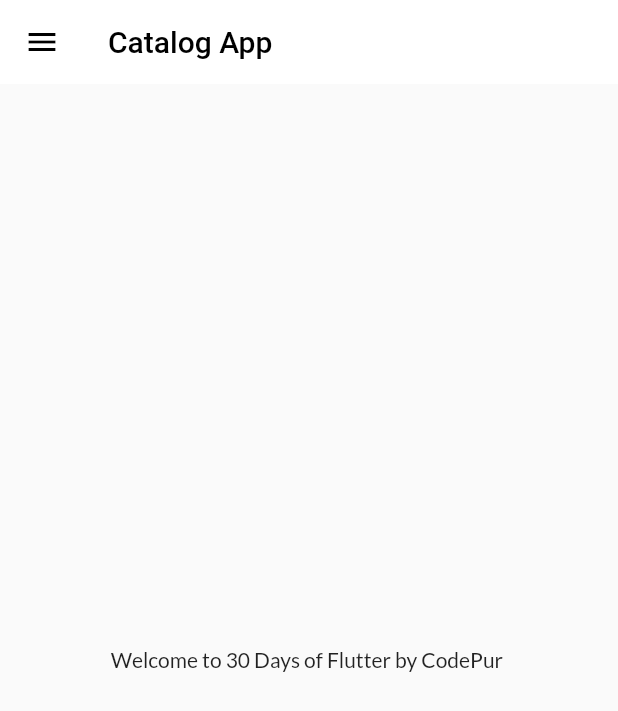
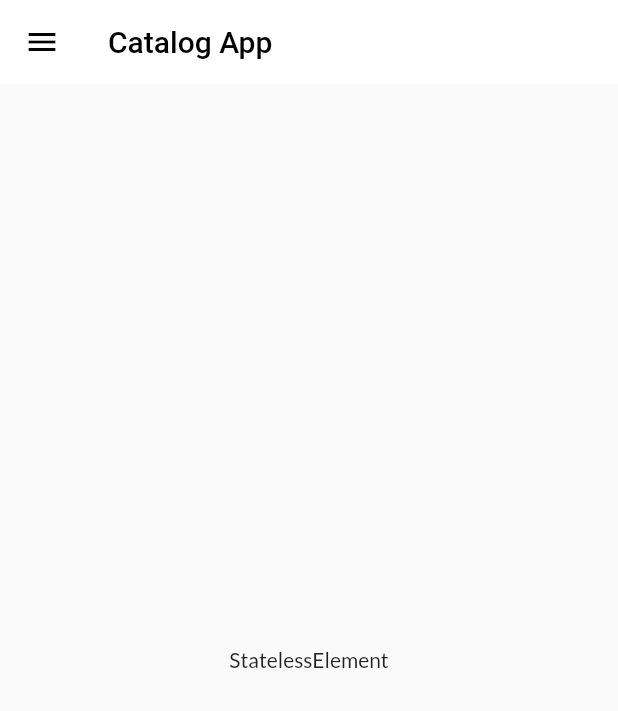
Before and after one commit to AyuOrniThrONE/30Days_of_Flutter, a Flutter app: the screen it shows after launch, on a phone screen of 412 x 824 dp. Shown: the top 711 px of the screen. Run offline on Flutter 3.47's test engine with Material 2 defaults, Android fonts, the phone set to English and light mode, and no system bars; our stand-ins replace google_fonts; missing offline and left inert: dart:html.

Commit message:
Context learning

```diff
--- a/lib/pages/home_Page.dart
+++ b/lib/pages/home_Page.dart
@@ -21,7 +21,7 @@ class HomePage extends StatelessWidget {
       ),
       body: Center(
         child: Container(
-          child: Text("Welcome to $days Days of Flutter by $name "),
+          child: Text(context.runtimeType.toString()),
         ),
       ),
       drawer: MyDrawer(),
--- a/lib/widgets/drawar.dart
+++ b/lib/widgets/drawar.dart
@@ -30,6 +30,7 @@ class MyDrawer extends StatelessWidget {
                     style: TextStyle(color: Colors.white),
                   ),
                   currentAccountPicture: CircleAvatar(
+                    radius: 100.0,
                     backgroundImage: NetworkImage(imageurl),
                   ),
                 )),
```
